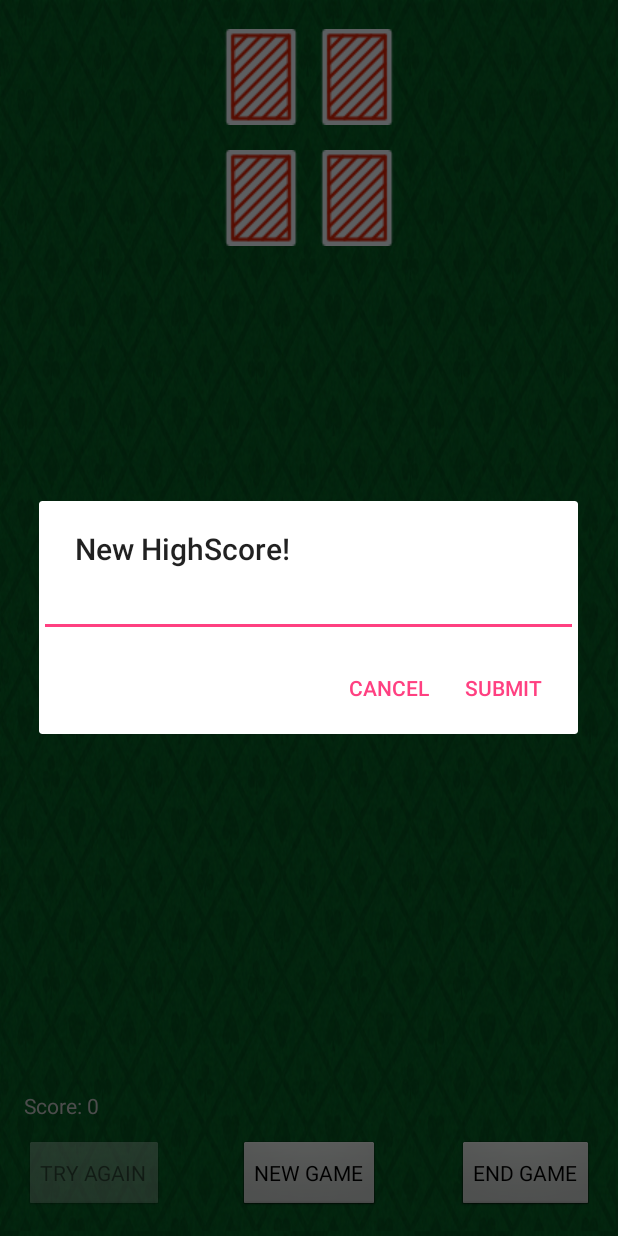
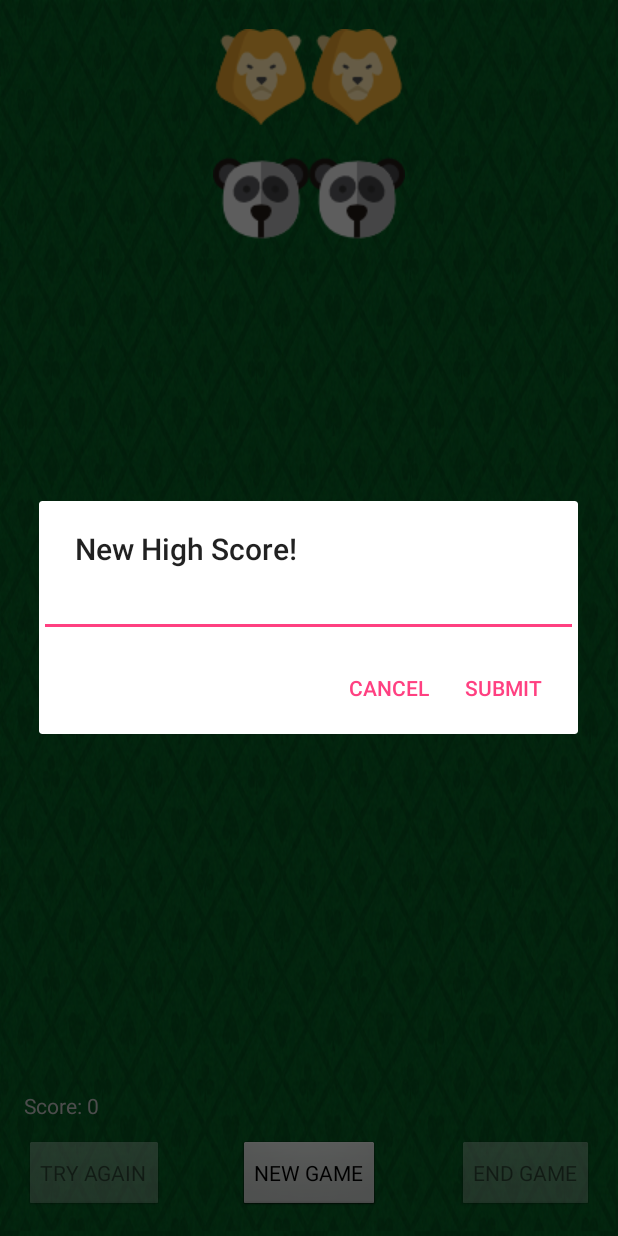
Before and after one commit to LongPotato/Android_Memory_Game, an Android app: the GameActivity screen opened directly, with no data from a screen before it, after a tap on "END GAME", on a phone screen of 412 x 824 dp. Run offline under Robolectric (Android 15) with nearby library versions, the phone set to English and light mode, and no system bars.

Commit message:
Finished EndGame Functionality
EndGame now reveals all face down cards and asks user for highscore if
they have a high enough score even if they havent beaten the game

```diff
--- a/app/src/main/java/com/tbd/memory_game/GameActivity.java
+++ b/app/src/main/java/com/tbd/memory_game/GameActivity.java
@@ -44,6 +44,7 @@ public class GameActivity extends AppCompatActivity {
     private Button newGameButton;
     private Button endGameButton;
     private TableLayout mainLayout;
+    private Button[] holder;
     private Button firstCard, secondCard;
     private static final String GAME = "GAME";
     private TextView scoreDisplay;
@@ -83,8 +84,22 @@ public class GameActivity extends AppCompatActivity {
             @Override
             public void onClick(View view) {
                 if(!game.isWon()){
-
+                    for(int index=0;index<holder.length;index++){
+                        if(holder[index].isEnabled()) {
+                            String choice = game.getChoice(holder[index].getId());
+                            choice = choice.toLowerCase();
+                            holder[index].setBackgroundResource(pic.get(choice));
+                            holder[index].setEnabled(false);
+                        }
+                    }
                 }
+                else {
+                    Toast toast = Toast.makeText(mainLayout.getContext(), "You won!", Toast.LENGTH_SHORT);
+                    toast.show();
+                }
+                game.lock = true;
+                tryAgainButton.setEnabled(false);
+                game.tryAgain = false;
                 endGame();
             }
         });
@@ -103,18 +118,22 @@ public class GameActivity extends AppCompatActivity {
         outState.putSerializable(GAME, game);
     }
 
+    /**
+     * End game method. Records score into the highscore class and if it is a new high score, adds
+     * it to the appropriate highscore file.
+     */
     private void endGame(){
         game.getScore().setHighScore(game.getPoints());
         String[] lScore = game.getScore().getScore(2).split("\\.\\.\\.");
         if (game.getScore().getHighScore() >= Integer.parseInt(lScore[1])){
             AlertDialog.Builder builder = new AlertDialog.Builder(this);
-            builder.setTitle("New HighScore!");
+            builder.setTitle("New High Score!");
 
             final EditText input = new EditText(this);
             input.setInputType(InputType.TYPE_CLASS_TEXT | InputType.TYPE_TEXT_VARIATION_NORMAL);
             builder.setView(input);
 
-            builder.setPositiveButton("SUBMIT", new DialogInterface.OnClickListener() {
+            builder.setPositiveButton("Submit", new DialogInterface.OnClickListener() {
                 public void onClick(DialogInterface dialog, int which) {
                     initial = input.getText().toString();
                     game.getScore().addScore(initial);
@@ -129,6 +148,7 @@ public class GameActivity extends AppCompatActivity {
             });
             builder.show();
         }
+        endGameButton.setEnabled(false);
     }
     /**
      * Initialize elements, creating new game.
@@ -153,10 +173,12 @@ public class GameActivity extends AppCompatActivity {
         else {
             // New game
             game = new GameLogic(savedSize);
+            holder=new Button[savedSize];
             game.tryAgain = false;
         }
 
         tryAgainButton.setEnabled(game.tryAgain);
+        endGameButton.setEnabled(true);
         scoreDisplay.setText("Score: " + game.getPoints());
         loadCards();
     }
@@ -240,6 +262,7 @@ public class GameActivity extends AppCompatActivity {
                     }
                 });
                 row.addView(button);
+                holder[index]=button;
                 index++;
             }
 
@@ -280,6 +303,7 @@ public class GameActivity extends AppCompatActivity {
                     }
                 });
                 lastRow.addView(button);
+                holder[index]=button;
                 index++;
             }
 
@@ -333,6 +357,8 @@ public class GameActivity extends AppCompatActivity {
                     game.lock = true;
                     scoreDisplay.setText("Score: " + game.getPoints());
                 } else {
+                    firstCard.setEnabled(false);
+                    secondCard.setEnabled(false);
                     firstCard = null;
                     secondCard = null;
                     game.firstCard = -1;
```
